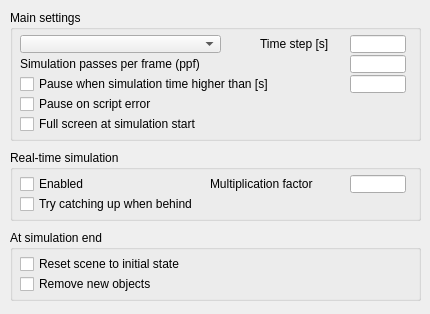
Old version of the form ui/qdlgsimulation.ui in the repository CoppeliaRobotics/coppeliaSimLib.
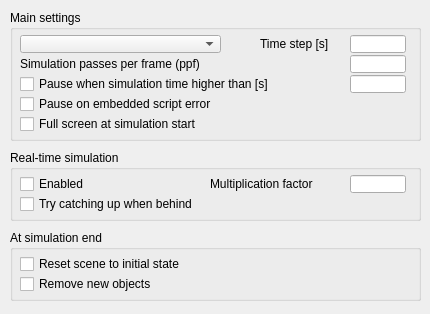
New version of the form.

```diff
--- a/ui/qdlgsimulation.ui
+++ b/ui/qdlgsimulation.ui
@@ -92,7 +92,7 @@
      <enum>Qt::StrongFocus</enum>
     </property>
     <property name="text">
-     <string>Pause on script error</string>
+     <string>Pause on embedded script error</string>
     </property>
    </widget>
    <widget class="QLabel" name="label_2">
```
